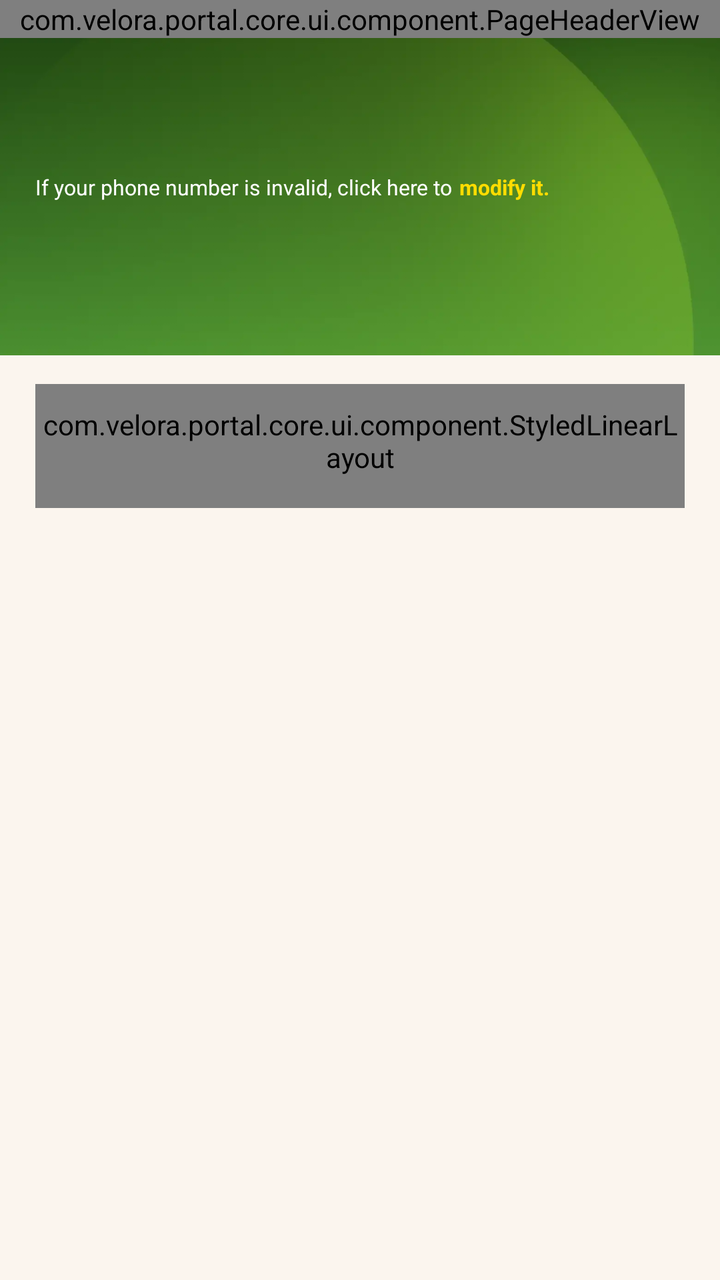
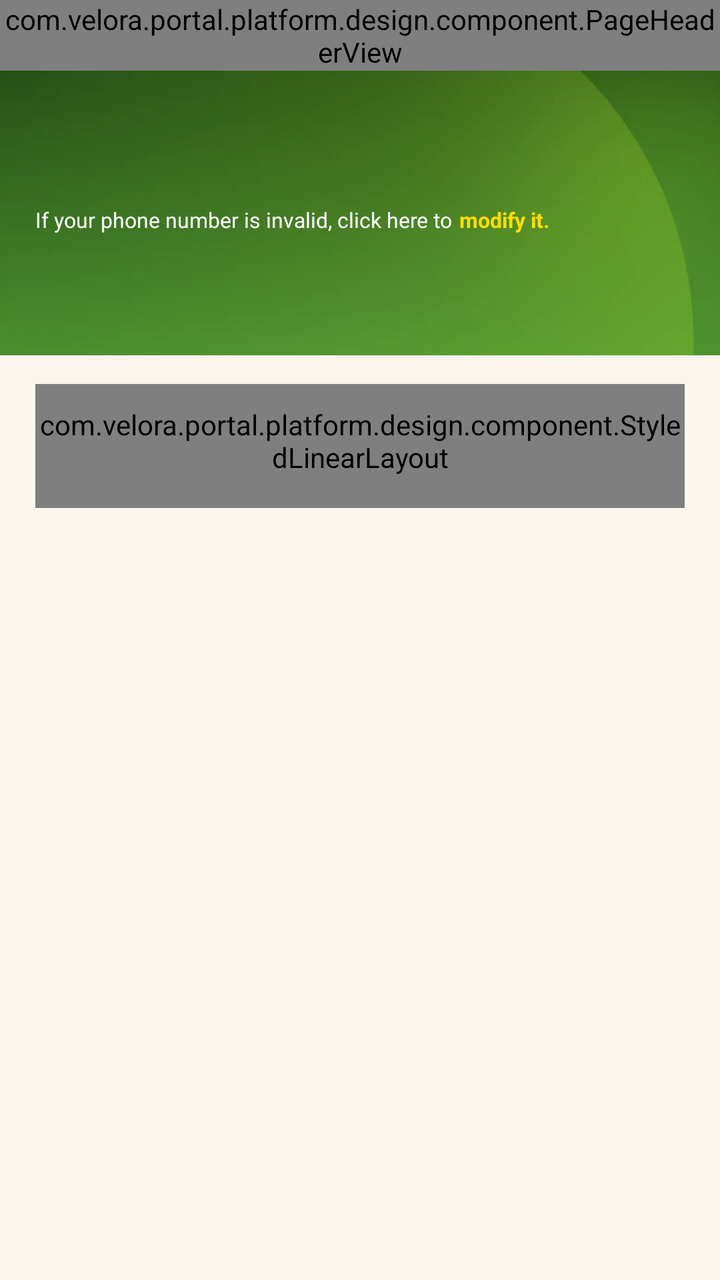

The first picture is an Android layout as it rendered before a commit; the second is the same layout after the commit. The layout source and the unified diff follow.
<!-- AndroidManifest.xml: application theme MyTheme -->
<!-- res/layout/activity_account_access.xml -->
<?xml version="1.0" encoding="utf-8"?>
<androidx.constraintlayout.widget.ConstraintLayout xmlns:android="http://schemas.android.com/apk/res/android"
    xmlns:app="http://schemas.android.com/apk/res-auto"
    android:id="@+id/accountAccessRoot"
    android:layout_width="match_parent"
    android:layout_height="match_parent"
    android:background="@color/page_bg_color1">

    <ImageView
        android:id="@+id/ivLoginTopBackground"
        android:layout_width="match_parent"
        android:layout_height="0dp"
        android:contentDescription="@null"
        android:scaleType="centerCrop"
        android:src="@mipmap/ic_login_top_bg"
        app:layout_constraintBottom_toTopOf="@id/loginHeaderBottom"
        app:layout_constraintTop_toTopOf="parent" />

    <Space
        android:id="@+id/loginHeaderMinHeight"
        android:layout_width="0dp"
        android:layout_height="@dimen/dp_192"
        app:layout_constraintStart_toStartOf="parent"
        app:layout_constraintTop_toTopOf="parent" />

    <com.velora.portal.core.ui.component.PageHeaderView
        android:id="@+id/accessPageHeader"
        android:layout_width="match_parent"
        android:layout_height="wrap_content"
        app:layout_constraintTop_toTopOf="parent"
        app:navigationIconColor="@color/text_inverse" />

    <TextView
        android:id="@+id/tvAccessHeadline"
        android:layout_width="0dp"
        android:layout_height="wrap_content"
        android:layout_marginStart="@dimen/dp_20"
        android:layout_marginTop="@dimen/dp_30"
        android:layout_marginEnd="@dimen/dp_10"
        android:gravity="start"
        android:textColor="@color/text_inverse"
        android:textSize="@dimen/sp_28"
        android:textStyle="bold"
        app:layout_constraintEnd_toEndOf="parent"
        app:layout_constraintStart_toStartOf="parent"
        app:layout_constraintTop_toBottomOf="@id/accessPageHeader" />

    <LinearLayout
        android:id="@+id/loginPhoneHint"
        android:layout_width="0dp"
        android:layout_height="wrap_content"
        android:layout_marginStart="@dimen/dp_20"
        android:layout_marginTop="@dimen/dp_8"
        android:layout_marginEnd="@dimen/dp_10"
        android:gravity="center_vertical"
        android:orientation="horizontal"
        app:layout_constraintEnd_toEndOf="parent"
        app:layout_constraintStart_toStartOf="parent"
        app:layout_constraintTop_toBottomOf="@id/tvAccessHeadline">

        <TextView
            android:layout_width="wrap_content"
            android:layout_height="wrap_content"
            android:text="@string/login_invalid_phone_hint"
            android:textColor="@color/text_inverse"
            android:textSize="@dimen/sp_12" />

        <TextView
            android:layout_width="wrap_content"
            android:layout_height="wrap_content"
            android:layout_marginStart="@dimen/dp_4"
            android:text="@string/login_modify_phone"
            android:textColor="@color/badge_promotion"
            android:textSize="@dimen/sp_12"
            android:textStyle="bold" />
    </LinearLayout>

    <TextView
        android:id="@+id/tvOtpDescription"
        android:layout_width="0dp"
        android:layout_height="wrap_content"
        android:layout_marginStart="@dimen/dp_24"
        android:layout_marginTop="@dimen/dp_20"
        android:layout_marginEnd="@dimen/dp_24"
        android:gravity="center"
        android:textColor="@color/text_inverse"
        android:textSize="@dimen/sp_16"
        android:visibility="gone"
        app:layout_constraintEnd_toEndOf="parent"
        app:layout_constraintStart_toStartOf="parent"
        app:layout_constraintTop_toBottomOf="@id/accessPageHeader" />

    <androidx.constraintlayout.widget.Barrier
        android:id="@+id/loginHeaderBottom"
        android:layout_width="wrap_content"
        android:layout_height="wrap_content"
        app:barrierAllowsGoneWidgets="false"
        app:barrierDirection="bottom"
        app:barrierMargin="@dimen/dp_8"
        app:constraint_referenced_ids="loginHeaderMinHeight,loginPhoneHint,tvOtpDescription" />

    <androidx.core.widget.NestedScrollView
        android:id="@+id/accessFormScroll"
        android:layout_width="match_parent"
        android:layout_height="0dp"
        android:clipToPadding="false"
        android:fillViewport="false"
        android:paddingStart="@dimen/dp_20"
        android:paddingTop="@dimen/dp_16"
        android:paddingEnd="@dimen/dp_20"
        android:paddingBottom="@dimen/dp_24"
        app:layout_constraintBottom_toBottomOf="parent"
        app:layout_constraintTop_toTopOf="@id/loginHeaderBottom">

        <com.velora.portal.core.ui.component.StyledLinearLayout
            android:layout_width="match_parent"
            android:layout_height="wrap_content"
            android:orientation="vertical"
            android:paddingTop="@dimen/dp_12"
            android:paddingBottom="@dimen/dp_18"
            app:radius="@dimen/dp_30"
            app:solidColor="@color/text_inverse">

            <com.velora.portal.core.ui.component.FormItemView
                android:id="@+id/formPhone"
                android:layout_width="match_parent"
                android:layout_height="wrap_content"
                app:editMaxLength="11"
                app:errorText="@string/phone_number_required"
                app:hintText="@string/phone_number"
                app:inputBackgroundColor="@color/text_inverse"
                app:inputFocusedStrokeColor="@color/text_primary"
                app:inputStrokeColor="@color/border_default"
                app:inputType="phone"
                app:prefixText="+63"
                app:titleText="@string/phone_number" />

            <com.velora.portal.core.ui.component.FormItemView
                android:id="@+id/formOtp"
                android:layout_width="match_parent"
                android:layout_height="wrap_content"
                android:visibility="gone"
                app:editMaxLength="10"
                app:errorText="@string/verification_code_required"
                app:hintText="@string/otp_enter"
                app:inputBackgroundColor="@color/text_inverse"
                app:inputFocusedStrokeColor="@color/text_primary"
                app:inputStrokeColor="@color/border_default"
                app:inputType="number"
                app:titleText="@string/otp" />

            <TextView
                android:id="@+id/tvResendOtp"
                android:layout_width="match_parent"
                android:layout_height="wrap_content"
                android:layout_marginTop="@dimen/dp_16"
                android:gravity="center"
                android:textColor="@color/text_secondary"
                android:textSize="@dimen/sp_14"
                android:visibility="gone" />

            <com.velora.portal.core.ui.component.StatefulActionButton
                android:id="@+id/tvLogin"
                android:layout_width="match_parent"
                android:layout_height="@dimen/dp_54"
                android:layout_marginHorizontal="@dimen/dp_16"
                android:layout_marginTop="@dimen/dp_16"
                android:gravity="center"
                android:text="@string/lets_go"
                android:textSize="@dimen/sp_18"
                android:textStyle="bold"
                app:buttonRadius="@dimen/dp_16"
                app:buttonSolidColor="@color/brand_primary" />

            <LinearLayout
                android:layout_width="match_parent"
                android:layout_height="wrap_content"
                android:layout_marginStart="@dimen/dp_16"
                android:layout_marginTop="@dimen/dp_16"
                android:layout_marginEnd="@dimen/dp_16"
                android:gravity="top"
                android:orientation="horizontal">

                <com.velora.portal.core.ui.component.SelectableImageView
                    android:id="@+id/cbAccept"
                    android:layout_width="@dimen/dp_20"
                    android:layout_height="@dimen/dp_20"
                    android:contentDescription="@null"
                    android:padding="@dimen/dp_2"
                    android:src="@mipmap/ic_check_normal"
                    app:srcSelected="@mipmap/ic_check_select" />

                <TextView
                    android:id="@+id/tvAccept"
                    android:layout_width="0dp"
                    android:layout_height="wrap_content"
                    android:layout_marginStart="@dimen/dp_8"
                    android:layout_weight="1"
                    android:text="@string/accept_policy"
                    android:textColor="@color/text_secondary"
                    android:textSize="@dimen/sp_12" />
            </LinearLayout>
        </com.velora.portal.core.ui.component.StyledLinearLayout>
    </androidx.core.widget.NestedScrollView>
</androidx.constraintlayout.widget.ConstraintLayout>
<!-- resources referenced by this layout -->
<resources>
  <color name="badge_promotion">#FFDD00</color>
  <color name="border_default">#D2D5DA</color>
  <color name="brand_primary">#396401</color>
  <color name="page_bg_color1">#FBF5EE</color>
  <color name="text_inverse">#FFFFFFFF</color>
  <color name="text_primary">#111827</color>
  <color name="text_secondary">#6D7280</color>
  <dimen name="dp_10">10dp</dimen>
  <dimen name="dp_12">12dp</dimen>
  <dimen name="dp_16">16dp</dimen>
  <dimen name="dp_18">18dp</dimen>
  <dimen name="dp_192">192dp</dimen>
  <dimen name="dp_2">2dp</dimen>
  <dimen name="dp_20">20dp</dimen>
  <dimen name="dp_24">24dp</dimen>
  <dimen name="dp_30">30dp</dimen>
  <dimen name="dp_4">4dp</dimen>
  <dimen name="dp_54">54dp</dimen>
  <dimen name="dp_8">8dp</dimen>
  <dimen name="sp_12">12sp</dimen>
  <dimen name="sp_14">14sp</dimen>
  <dimen name="sp_16">16sp</dimen>
  <dimen name="sp_18">18sp</dimen>
  <dimen name="sp_28">28sp</dimen>
  <!-- mipmap ic_check_normal: webp bitmap (mipmap-xxxhdpi, 304 bytes) -->
  <!-- mipmap ic_check_select: webp bitmap (mipmap-xxxhdpi, 538 bytes) -->
  <!-- mipmap ic_login_top_bg: webp bitmap (mipmap-xxxhdpi, 110342 bytes) -->
  <string name="accept_policy">I have read and accepted the %s and %s</string>
  <string name="lets_go">Let\'s go</string>
  <string name="login_invalid_phone_hint">If your phone number is invalid, click here to</string>
  <string name="login_modify_phone">modify it.</string>
  <string name="otp">OTP</string>
  <string name="otp_enter">Enter OTP</string>
  <string name="phone_number">Phone Number</string>
  <string name="phone_number_required">Please enter your phone number.</string>
  <string name="verification_code_required">Please enter the verification code.</string>
  <style name="MyTheme" parent="Theme.MaterialComponents.DayNight.NoActionBar">
          <item name="android:windowBackground">@color/surface_primary</item>
          <item name="android:statusBarColor">@color/surface_primary</item>
          <item name="android:navigationBarColor">@color/surface_primary</item>
          <item name="android:windowTranslucentStatus">false</item>
          <item name="android:windowTranslucentNavigation">false</item>
          <item name="editTextStyle">@style/AppEditTextStyle</item>
          <item name="android:editTextStyle">@style/AppEditTextStyle</item>
      </style>
  <color name="surface_primary">#FFFFFFFF</color>
  <style name="AppEditTextStyle" parent="@style/Widget.AppCompat.EditText">
          <item name="android:textCursorDrawable">@drawable/input_cursor_color_7087f8</item>
      </style>
  <!-- drawable input_cursor_color_7087f8 (drawable) -->
  <?xml version="1.0" encoding="utf-8"?>
  <shape xmlns:android="http://schemas.android.com/apk/res/android">
      <size android:width="@dimen/dp_2" />
      <solid android:color="@color/brand_primary" />
  </shape>
</resources>

<!-- the commit's change to res/layout/activity_account_access.xml (unified diff, before → after) -->
@@ -23,7 +23,7 @@
         app:layout_constraintStart_toStartOf="parent"
         app:layout_constraintTop_toTopOf="parent" />
 
-    <com.velora.portal.core.ui.component.PageHeaderView
+    <com.velora.portal.platform.design.component.PageHeaderView
         android:id="@+id/accessPageHeader"
         android:layout_width="match_parent"
         android:layout_height="wrap_content"
@@ -112,7 +112,7 @@
         app:layout_constraintBottom_toBottomOf="parent"
         app:layout_constraintTop_toTopOf="@id/loginHeaderBottom">
 
-        <com.velora.portal.core.ui.component.StyledLinearLayout
+        <com.velora.portal.platform.design.component.StyledLinearLayout
             android:layout_width="match_parent"
             android:layout_height="wrap_content"
             android:orientation="vertical"
@@ -121,7 +121,7 @@
             app:radius="@dimen/dp_30"
             app:solidColor="@color/text_inverse">
 
-            <com.velora.portal.core.ui.component.FormItemView
+            <com.velora.portal.platform.design.component.FormItemView
                 android:id="@+id/formPhone"
                 android:layout_width="match_parent"
                 android:layout_height="wrap_content"
@@ -135,7 +135,7 @@
                 app:prefixText="+63"
                 app:titleText="@string/phone_number" />
 
-            <com.velora.portal.core.ui.component.FormItemView
+            <com.velora.portal.platform.design.component.FormItemView
                 android:id="@+id/formOtp"
                 android:layout_width="match_parent"
                 android:layout_height="wrap_content"
@@ -159,7 +159,7 @@
                 android:textSize="@dimen/sp_14"
                 android:visibility="gone" />
 
-            <com.velora.portal.core.ui.component.StatefulActionButton
+            <com.velora.portal.platform.design.component.StatefulActionButton
                 android:id="@+id/tvLogin"
                 android:layout_width="match_parent"
                 android:layout_height="@dimen/dp_54"
@@ -181,7 +181,7 @@
                 android:gravity="top"
                 android:orientation="horizontal">
 
-                <com.velora.portal.core.ui.component.SelectableImageView
+                <com.velora.portal.platform.design.component.SelectableImageView
                     android:id="@+id/cbAccept"
                     android:layout_width="@dimen/dp_20"
                     android:layout_height="@dimen/dp_20"
@@ -200,6 +200,6 @@
                     android:textColor="@color/text_secondary"
                     android:textSize="@dimen/sp_12" />
             </LinearLayout>
-        </com.velora.portal.core.ui.component.StyledLinearLayout>
+        </com.velora.portal.platform.design.component.StyledLinearLayout>
     </androidx.core.widget.NestedScrollView>
 </androidx.constraintlayout.widget.ConstraintLayout>
